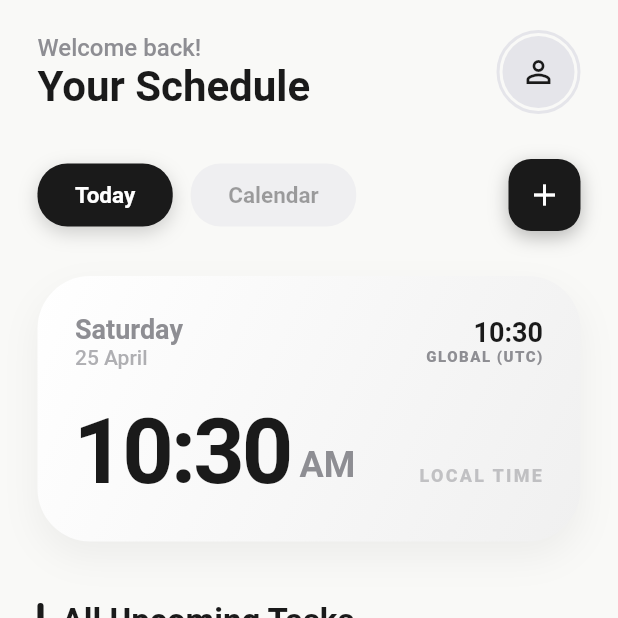
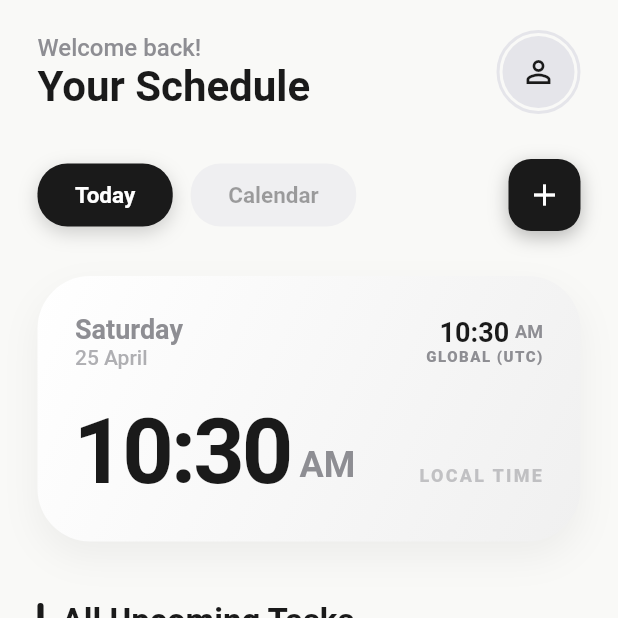
Before and after one commit to manosekar-m/Taskify, a Flutter app: the HomeScreen screen opened directly, on a phone screen of 412 x 824 dp, the top half of it. Run offline on Flutter 3.47's test engine with Material 3 defaults, Android fonts, the phone set to English and light mode, and no system bars; our stand-ins replace flutter_local_notifications, hive, hive_flutter, table_calendar, timezone; missing offline and left inert: flutter_ringtone_player; accounts and stored records are empty; statements that could not run were skipped.

Commit message:
fix: time format inconsistency on home screen and added am/pm to global time

```diff
--- a/lib/screens/home_screen.dart
+++ b/lib/screens/home_screen.dart
@@ -259,7 +259,7 @@ class _HomeScreenState extends State<HomeScreen> {
                     valueListenable: settingsBox.listenable(keys: ['is24Hours', 'showRoughNotes']),
                     builder: (context, box, _) {
                       final bool is24 = box.get('is24Hours', defaultValue: false);
-                      final String fmt = is24 ? 'HH:mm' : 'hh:mm';
+                      final String fmt = is24 ? 'HH:mm' : 'h:mm';
 
                       return Column(
                         crossAxisAlignment: CrossAxisAlignment.start,
@@ -314,6 +314,9 @@ class _HomeScreenState extends State<HomeScreen> {
                                 Column(
                                   crossAxisAlignment: CrossAxisAlignment.end,
                                   children: [
+                                Row(
+                                  mainAxisSize: MainAxisSize.min,
+                                  children: [
                                     Text(
                                       DateFormat(fmt).format(_now.toUtc()),
                                       style: TextStyle(
@@ -322,6 +325,20 @@ class _HomeScreenState extends State<HomeScreen> {
                                         color: theme.primaryColor,
                                       ),
                                     ),
+                                    if (!is24)
+                                      Padding(
+                                        padding: const EdgeInsets.only(left: 4),
+                                        child: Text(
+                                          DateFormat('a').format(_now.toUtc()),
+                                          style: TextStyle(
+                                            fontSize: 12,
+                                            fontWeight: FontWeight.bold,
+                                            color: theme.hintColor,
+                                          ),
+                                        ),
+                                      ),
+                                  ],
+                                ),
                                     Text(
                                       "GLOBAL (UTC)",
                                       style: TextStyle(
```
